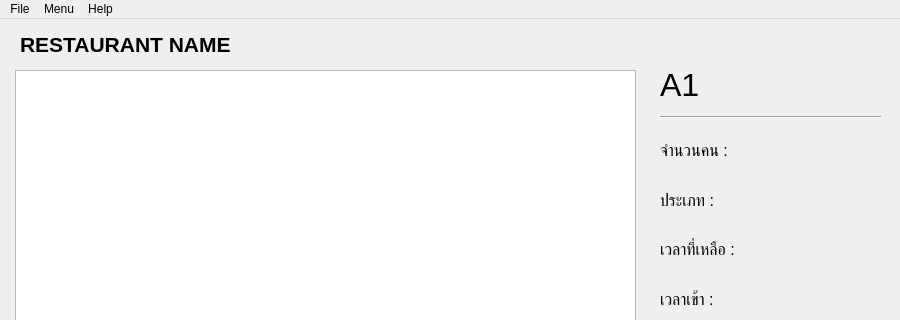
Before: the Qt Designer form main_windows.ui in kantee2540/RestaurantManage, drawn with Qt 5; both pictures show x 0 to 900 and y 0 to 320 of the 900 by 700 pixel window.
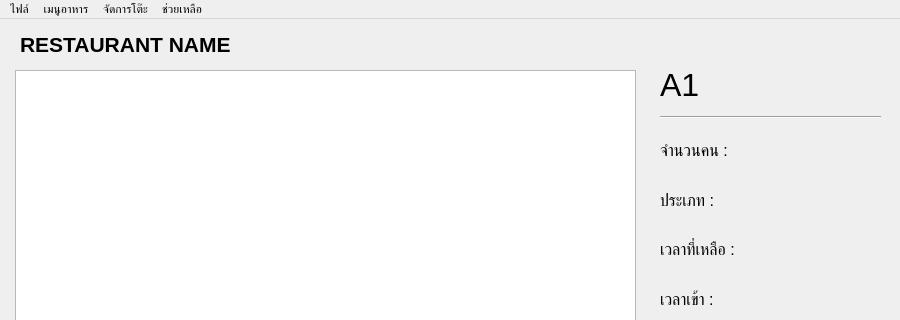
After: the same form once the commit is applied.

Commit message: Rename action menu and improve some ui

The edit to the form file:
```diff
--- a/main_windows.ui
+++ b/main_windows.ui
@@ -252,12 +252,12 @@
      <x>0</x>
      <y>0</y>
      <width>900</width>
-     <height>22</height>
+     <height>21</height>
     </rect>
    </property>
    <widget class="QMenu" name="menuFile">
     <property name="title">
-     <string>File</string>
+     <string>ไฟล์</string>
     </property>
     <addaction name="actionNew"/>
     <addaction name="actionSettings"/>
@@ -268,20 +268,30 @@
    </widget>
    <widget class="QMenu" name="menuHelp">
     <property name="title">
-     <string>Help</string>
+     <string>ช่วยเหลือ</string>
     </property>
     <addaction name="actionHelp"/>
     <addaction name="actionAbout"/>
    </widget>
    <widget class="QMenu" name="menuMenu">
     <property name="title">
-     <string>Menu</string>
+     <string>เมนูอาหาร</string>
     </property>
     <addaction name="actionAdd_Menu"/>
     <addaction name="actionEdit_Menu"/>
    </widget>
+   <widget class="QMenu" name="menuTable">
+    <property name="title">
+     <string>จัดการโต๊ะ</string>
+    </property>
+    <addaction name="addmenu_action"/>
+    <addaction name="cancelmenu_action"/>
+    <addaction name="separator"/>
+    <addaction name="refresh_action"/>
+   </widget>
    <addaction name="menuFile"/>
    <addaction name="menuMenu"/>
+   <addaction name="menuTable"/>
    <addaction name="menuHelp"/>
   </widget>
   <widget class="QStatusBar" name="statusbar"/>
```
Left out of the diff: 30 changed lines with no effect on the pictures. The commit also changes 6 other files.
